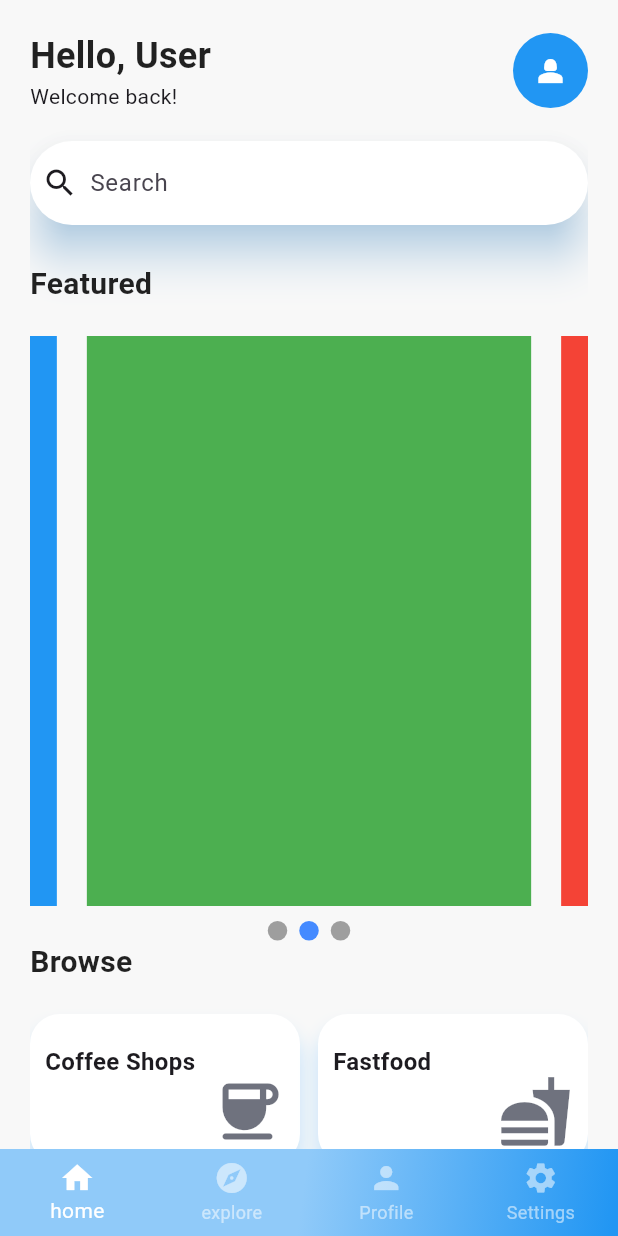
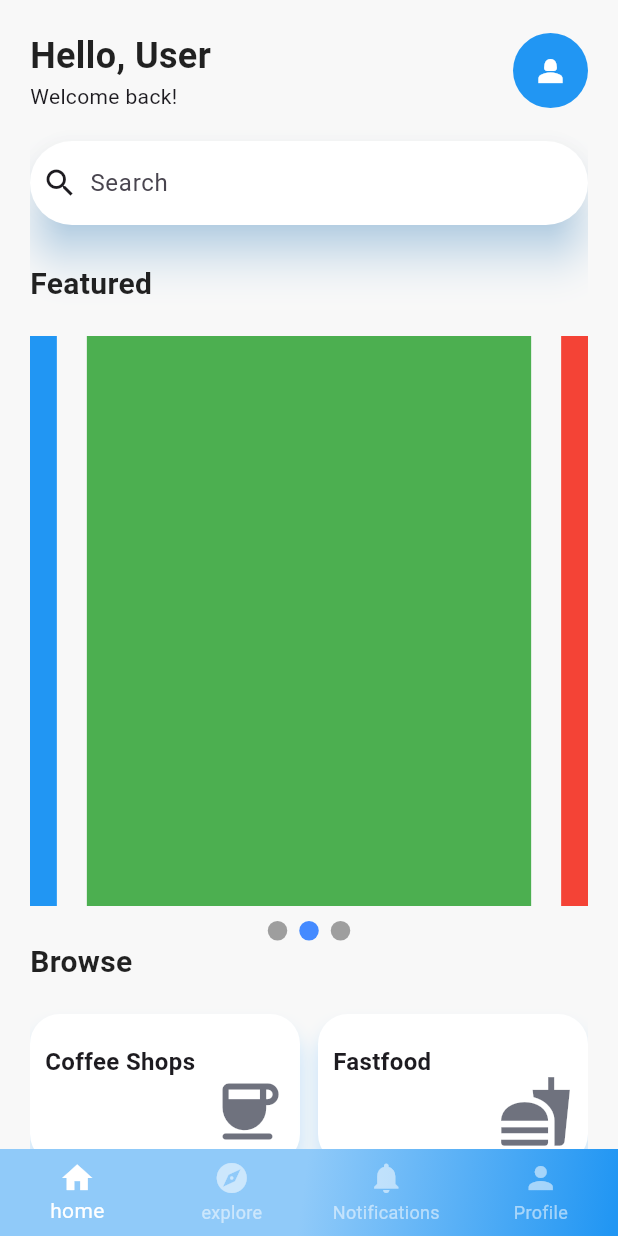
Before and after one commit to kurt0542/Rendezvous-mobile-app, a Flutter app: the MainFrame screen opened directly, on a phone screen of 412 x 824 dp. Run offline on Flutter 3.47's test engine with Material 3 defaults, Android fonts, the phone set to English and light mode, and no system bars; drawn by our look-alikes of smooth_page_indicator.

Commit message:
formated the file names as well as changed the bottom navigation bar layout

```diff
--- a/lib/models/loginandsignup/LoginForm.dart
+++ b/lib/models/loginandsignup/login_form.dart
@@ -1,7 +1,7 @@
 import 'package:flutter/material.dart';
-import 'package:mobile_app_project/models/CustomDivider.dart';
-import 'package:mobile_app_project/models/FormTextField.dart';
-import 'package:mobile_app_project/models/PasswordField.dart';
+import 'package:mobile_app_project/models/custom_divider.dart';
+import 'package:mobile_app_project/models/form_textfield.dart';
+import 'package:mobile_app_project/models/password_field.dart';
 import 'package:mobile_app_project/pages/MainFrame.dart';
 
 class LoginForm extends StatelessWidget {
--- a/lib/models/loginandsignup/SignUpForm.dart
+++ b/lib/models/loginandsignup/signup_form.dart
@@ -1,7 +1,7 @@
 import 'package:flutter/material.dart';
-import 'package:mobile_app_project/models/CustomDivider.dart';
-import 'package:mobile_app_project/models/FormTextField.dart';
-import 'package:mobile_app_project/models/PasswordField.dart';
+import 'package:mobile_app_project/models/custom_divider.dart';
+import 'package:mobile_app_project/models/form_textfield.dart';
+import 'package:mobile_app_project/models/password_field.dart';
 
 class SignUpForm extends StatelessWidget {
   const SignUpForm({super.key});
--- a/lib/pages/MainFrame.dart
+++ b/lib/pages/MainFrame.dart
@@ -1,7 +1,7 @@
 import 'package:flutter/material.dart';
 import 'package:mobile_app_project/controller/keyboard_dismiss_wrapper.dart';
-import 'package:mobile_app_project/pages/ExplorePage.dart';
-import 'package:mobile_app_project/pages/HomePage.dart';
+import 'package:mobile_app_project/pages/explore_page.dart';
+import 'package:mobile_app_project/pages/home_page.dart';
 
 class MainFrame extends StatefulWidget {
   const MainFrame({super.key});
@@ -50,10 +50,10 @@ class _MainFrameState extends State<MainFrame> {
               icon: Icon(Icons.explore),
               label: 'explore',
             ),
-            BottomNavigationBarItem(icon: Icon(Icons.person), label: 'Profile'),
+            BottomNavigationBarItem(icon: Icon(Icons.notifications), label: 'Notifications'),
             BottomNavigationBarItem(
-              icon: Icon(Icons.settings),
-              label: 'Settings',
+              icon: Icon(Icons.person),
+              label: 'Profile',
             ),
           ],
         ),
```
Also changed, not shown: lib/main.dart (+2 -7 lines), lib/pages/form_module.dart (renamed from lib/pages/FormModule.dart, +3 -5 lines), lib/models/custom_divider.dart (renamed from lib/models/CustomDivider.dart), lib/models/form_textfield.dart (renamed from lib/models/FormTextField.dart), lib/models/loginandsignup/form_switch.dart (renamed from lib/models/loginandsignup/FormSwitch.dart), lib/models/password_field.dart (renamed from lib/models/PasswordField.dart), lib/pages/explore_page.dart (renamed from lib/pages/ExplorePage.dart), lib/pages/home_page.dart (renamed from lib/pages/HomePage.dart), lib/pages/notifications_page.dart (added).
